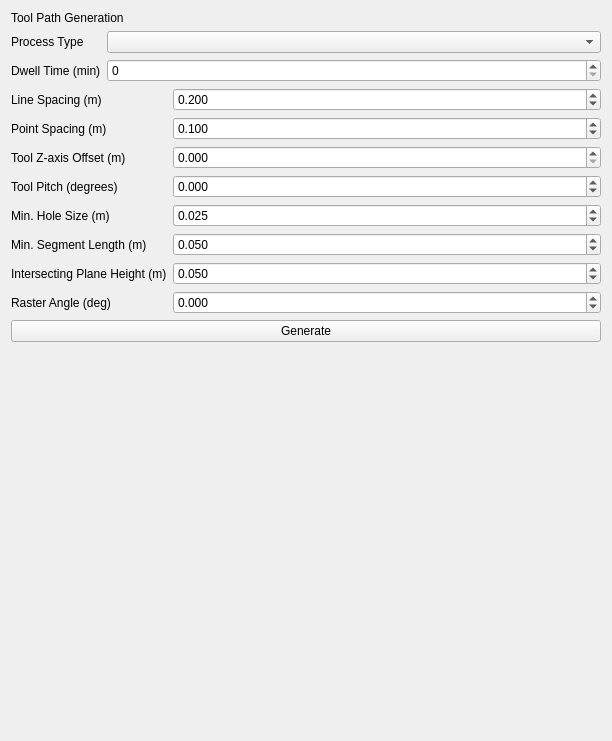
Qt form opp_gui/ui/tool_path_parameters_editor.ui (swri-robotics/toolpath_offline_planning) before a commit.
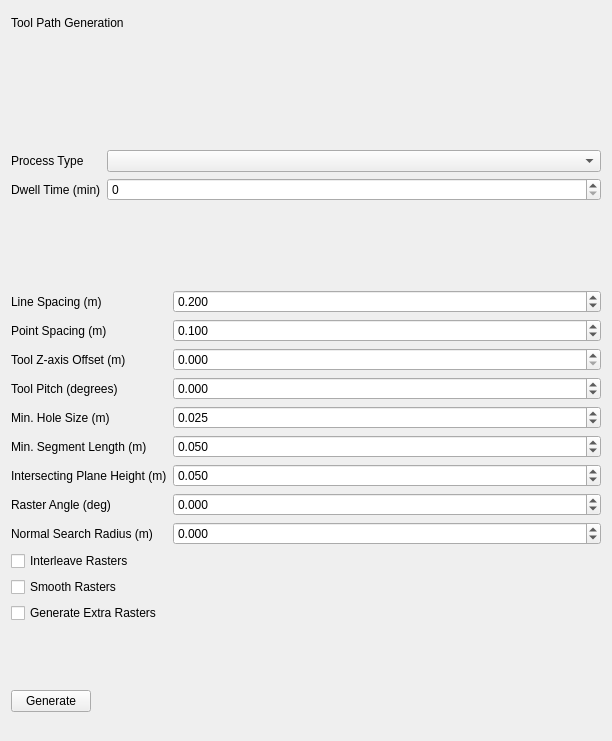
The same form after that commit.

Commit message: added check boxes to enable smoothing, interleaveing and generating extra rasters (only plane slicer has tested all three of these features)

Patch:
```diff
--- a/opp_gui/ui/tool_path_parameters_editor.ui
+++ b/opp_gui/ui/tool_path_parameters_editor.ui
@@ -13,15 +13,15 @@
   <property name="windowTitle">
    <string>Form</string>
   </property>
-  <layout class="QVBoxLayout" name="mainLayout">
-   <item>
+  <layout class="QFormLayout" name="formLayout_2">
+   <item row="0" column="0">
     <widget class="QLabel" name="label_tool_path_generation">
      <property name="text">
       <string>Tool Path Generation</string>
      </property>
     </widget>
    </item>
-   <item>
+   <item row="1" column="0" colspan="2">
     <layout class="QFormLayout" name="form_layout_process_type">
      <item row="0" column="0">
       <widget class="QLabel" name="label_process_type">
@@ -45,9 +45,7 @@
      </item>
     </layout>
    </item>
-   <item>
-    <layout class="QFormLayout" name="form_layout_tpp_parameters">
-     <item row="0" column="0">
+   <item row="2" column="0">
       <widget class="QLabel" name="label_line_spacing">
        <property name="toolTip">
         <string extracomment="Spacing between adjacent toolpath segments (in meters)"/>
@@ -57,7 +55,7 @@
        </property>
       </widget>
      </item>
-     <item row="0" column="1">
+   <item row="2" column="1">
       <widget class="QDoubleSpinBox" name="double_spin_box_line_spacing">
        <property name="decimals">
         <number>3</number>
@@ -70,7 +68,7 @@
        </property>
       </widget>
      </item>
-     <item row="1" column="0">
+   <item row="3" column="0">
       <widget class="QLabel" name="label_point_spacing">
        <property name="toolTip">
         <string extracomment="Spacing between adjacent waypoints on a segment (in meters)"/>
@@ -80,7 +78,7 @@
        </property>
       </widget>
      </item>
-     <item row="1" column="1">
+   <item row="3" column="1">
       <widget class="QDoubleSpinBox" name="double_spin_box_point_spacing">
        <property name="decimals">
         <number>3</number>
@@ -93,7 +91,7 @@
        </property>
       </widget>
      </item>
-     <item row="2" column="0">
+   <item row="4" column="0">
       <widget class="QLabel" name="label_tool_offset">
        <property name="toolTip">
         <string extracomment="Tool offset along the z-axis from each waypoint (in meters)"/>
@@ -103,7 +101,7 @@
        </property>
       </widget>
      </item>
-     <item row="2" column="1">
+   <item row="4" column="1">
       <widget class="QDoubleSpinBox" name="double_spin_box_tool_z_offset">
        <property name="decimals">
         <number>3</number>
@@ -113,7 +111,27 @@
        </property>
       </widget>
      </item>
-     <item row="4" column="0">
+   <item row="5" column="0">
+    <widget class="QLabel" name="label_tool_pitch">
+     <property name="text">
+      <string>Tool Pitch (degrees)</string>
+     </property>
+    </widget>
+   </item>
+   <item row="5" column="1">
+    <widget class="QDoubleSpinBox" name="double_spin_box_tool_pitch">
+     <property name="decimals">
+      <number>3</number>
+     </property>
+     <property name="minimum">
+      <double>-60.000000000000000</double>
+     </property>
+     <property name="maximum">
+      <double>60.000000000000000</double>
+     </property>
+    </widget>
+   </item>
+   <item row="6" column="0">
       <widget class="QLabel" name="label_min_hole_size">
        <property name="toolTip">
         <string extracomment="The minimum surface hole size for which the tool path planner will break a segment (in meters)"/>
@@ -123,7 +141,7 @@
        </property>
       </widget>
      </item>
-     <item row="4" column="1">
+   <item row="6" column="1">
       <widget class="QDoubleSpinBox" name="double_spin_box_min_hole_size">
        <property name="decimals">
         <number>3</number>
@@ -136,7 +154,7 @@
        </property>
       </widget>
      </item>
-     <item row="5" column="0">
+   <item row="7" column="0">
       <widget class="QLabel" name="label_min_segment_length">
        <property name="toolTip">
         <string extracomment="Minimum length of a toolpath segment (in meters)"/>
@@ -146,7 +164,7 @@
        </property>
       </widget>
      </item>
-     <item row="5" column="1">
+   <item row="7" column="1">
       <widget class="QDoubleSpinBox" name="double_spin_box_min_segment_length">
        <property name="decimals">
         <number>3</number>
@@ -159,14 +177,14 @@
        </property>
       </widget>
      </item>
-     <item row="6" column="0">
+   <item row="8" column="0">
       <widget class="QLabel" name="label_intersecting_plane_height">
        <property name="text">
         <string>Intersecting Plane Height (m)</string>
        </property>
       </widget>
      </item>
-     <item row="6" column="1">
+   <item row="8" column="1">
       <widget class="QDoubleSpinBox" name="double_spin_box_intersecting_plane_height">
        <property name="decimals">
         <number>3</number>
@@ -176,14 +194,14 @@
        </property>
       </widget>
      </item>
-     <item row="7" column="0">
+   <item row="9" column="0">
       <widget class="QLabel" name="label_raster_angle">
        <property name="text">
         <string>Raster Angle (deg)</string>
        </property>
       </widget>
      </item>
-     <item row="7" column="1">
+   <item row="9" column="1">
       <widget class="QDoubleSpinBox" name="double_spin_box_raster_angle">
        <property name="decimals">
         <number>3</number>
@@ -196,43 +214,66 @@
        </property>
       </widget>
      </item>
-     <item row="3" column="0">
-      <widget class="QLabel" name="label_tool_pitch">
+   <item row="10" column="0">
+    <widget class="QLabel" name="label_normal_search_radius">
        <property name="text">
-        <string>Tool Pitch (degrees)</string>
+      <string>Normal Search Radius (m)</string>
        </property>
       </widget>
      </item>
-     <item row="3" column="1">
-      <widget class="QDoubleSpinBox" name="double_spin_box_tool_pitch">
+   <item row="10" column="1">
+    <widget class="QDoubleSpinBox" name="double_spin_box_normal_search_radius">
        <property name="decimals">
         <number>3</number>
        </property>
        <property name="minimum">
-        <double>-60.000000000000000</double>
+      <double>-180.000000000000000</double>
        </property>
        <property name="maximum">
-        <double>60.000000000000000</double>
+      <double>180.000000000000000</double>
+     </property>
+    </widget>
+   </item>
+   <item row="11" column="0">
+    <layout class="QFormLayout" name="formLayout">
+     <item row="0" column="0">
+      <widget class="QCheckBox" name="checkBox_interleave_rasters">
+       <property name="text">
+        <string>Interleave Rasters</string>
+       </property>
+      </widget>
+     </item>
+     <item row="1" column="0">
+      <widget class="QCheckBox" name="checkBox_smooth_rasters">
+       <property name="text">
+        <string>Smooth Rasters</string>
+       </property>
+      </widget>
+     </item>
+     <item row="2" column="0">
+      <widget class="QCheckBox" name="checkBox_generate_extra_rasters">
+       <property name="text">
+        <string>Generate Extra Rasters</string>
        </property>
       </widget>
      </item>
     </layout>
    </item>
-   <item>
+   <item row="12" column="0">
     <widget class="QPushButton" name="push_button_generate">
      <property name="text">
       <string>Generate</string>
      </property>
     </widget>
    </item>
-   <item>
+   <item row="12" column="1">
     <spacer name="verticalSpacer">
      <property name="orientation">
       <enum>Qt::Vertical</enum>
      </property>
      <property name="sizeHint" stdset="0">
       <size>
-       <width>20</width>
+       <width>386</width>
        <height>40</height>
       </size>
      </property>
```
Lines whose indentation alone changed are shown as unchanged. The commit also changes 2 other files.
